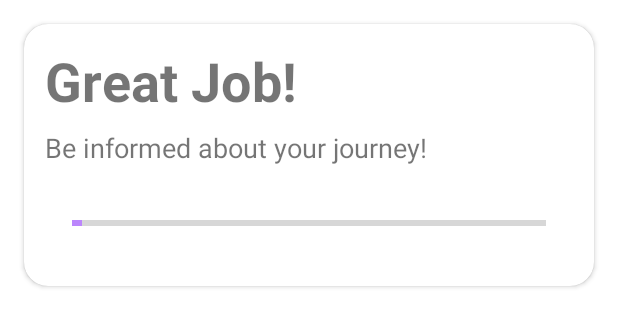
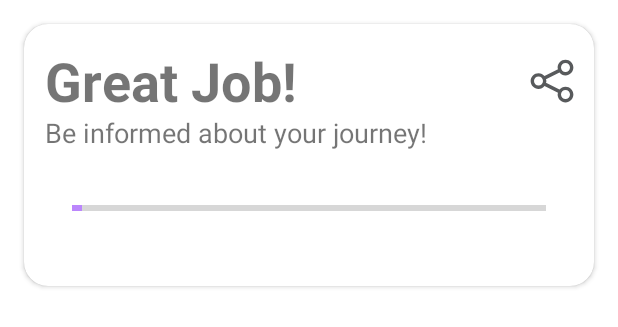
Before and after one commit to ma-fouani/healthinfo, an Android app: the layout grand_progress_widget.xml on its own in the app's theme, with its tools: preview values and no code run, on a phone screen of 412 x 824 dp. Shown: the top 327 px of the screen. Run offline under Robolectric (Android 15) with nearby library versions, the phone set to English and light mode, and no system bars; network calls fail.

Commit message:
first commit

```diff
--- a/app/src/main/java/co/fouani/healthinfo/ui/fragments/HomeFragment.kt
+++ b/app/src/main/java/co/fouani/healthinfo/ui/fragments/HomeFragment.kt
@@ -15,6 +15,9 @@ import co.fouani.healthinfo.ui.widgets.GrandProgressWidget
 import co.fouani.healthinfo.ui.widgets.PostsRowWidget
 import co.fouani.healthinfo.utils.Utility
 import co.fouani.healthinfo.utils.Utility.exists
+import android.graphics.Bitmap
+import android.graphics.Canvas
+
 
 class HomeFragment : Fragment() {
     lateinit var binding: FragmentHomeBinding
--- /dev/null
+++ b/app/src/main/res/drawable/ic_share.xml
@@ -0,0 +1,9 @@
+<vector xmlns:android="http://schemas.android.com/apk/res/android"
+    android:width="48dp"
+    android:height="48dp"
+    android:viewportWidth="48"
+    android:viewportHeight="48">
+  <path
+      android:pathData="M36,5C32.1518,5 29,8.1518 29,12C29,12.5858 29.1985,13.1095 29.3359,13.6543L17.3457,19.6523C16.0591,18.0739 14.1815,17 12,17C8.1518,17 5,20.1518 5,24C5,27.8482 8.1518,31 12,31C14.1815,31 16.0591,29.9261 17.3457,28.3477L29.3359,34.3457C29.1985,34.8905 29,35.4142 29,36C29,39.8482 32.1518,43 36,43C39.8482,43 43,39.8482 43,36C43,32.1518 39.8482,29 36,29C33.8185,29 31.9409,30.0739 30.6543,31.6523L18.6641,25.6543C18.8015,25.1095 19,24.5858 19,24C19,23.4142 18.8015,22.8905 18.6641,22.3457L30.6543,16.3477C31.9409,17.9261 33.8185,19 36,19C39.8482,19 43,15.8482 43,12C43,8.1518 39.8482,5 36,5zM36,8C38.2269,8 40,9.7731 40,12C40,14.2269 38.2269,16 36,16C33.7731,16 32,14.2269 32,12C32,9.7731 33.7731,8 36,8zM12,20C14.2269,20 16,21.7731 16,24C16,26.2269 14.2269,28 12,28C9.7731,28 8,26.2269 8,24C8,21.7731 9.7731,20 12,20zM36,32C38.2269,32 40,33.7731 40,36C40,38.2269 38.2269,40 36,40C33.7731,40 32,38.2269 32,36C32,33.7731 33.7731,32 36,32z"
+      android:fillColor="#000000"/>
+</vector>
--- a/app/src/main/res/layout/grand_progress_widget.xml
+++ b/app/src/main/res/layout/grand_progress_widget.xml
@@ -7,12 +7,13 @@
             name="grandProgress"
             type="co.fouani.healthinfo.data.models.GrandProgress" />
     </data>
+
     <RelativeLayout
+        android:id="@+id/main_content"
         android:layout_width="match_parent"
         android:layout_height="wrap_content">
 
-    <androidx.cardview.widget.CardView
-        xmlns:app="http://schemas.android.com/apk/res-auto"
+        <androidx.cardview.widget.CardView xmlns:app="http://schemas.android.com/apk/res-auto"
             xmlns:tools="http://schemas.android.com/tools"
             android:layout_width="match_parent"
             android:layout_height="wrap_content"
@@ -41,6 +42,17 @@
                     android:text="Great Job!"
                     android:textSize="36sp"
                     android:textStyle="bold" />
+
+                <ImageView
+                    android:id="@+id/share"
+                    android:background="?attr/selectableItemBackgroundBorderless"
+                    android:layout_width="40dp"
+                    android:layout_height="40dp"
+                    android:layout_gravity="end"
+                    app:tint="@color/black"
+                    android:layout_marginTop="-50dp"
+                    android:paddingTop="4dp"
+                    android:src="@drawable/ic_share" />
 
                 <TextView
                     android:layout_width="wrap_content"
```
Also changed, not shown: app/src/main/java/co/fouani/healthinfo/ui/widgets/GrandProgressWidget.kt (+34 -6 lines). Lines whose indentation alone changed are shown as unchanged.
